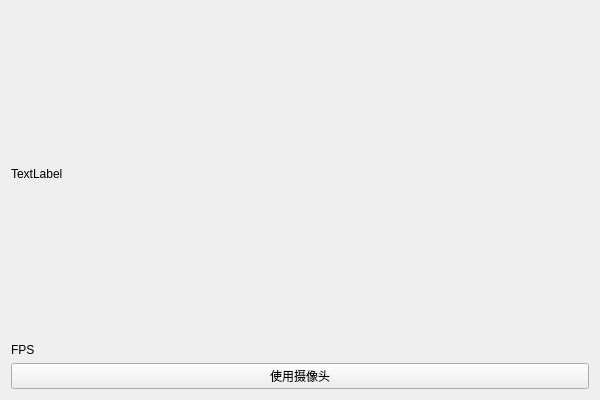
Qt form ObjectDetection/ObjectDetectionGUI.ui (ZzzzzzS/Yolov5OnTensorRTOnWindows) before a commit.
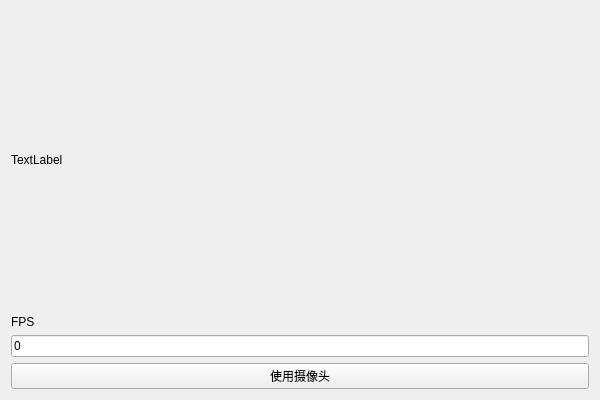
The same form after that commit. Custom widgets are drawn as their Qt base class.

Commit message: add a function to select input video source

```diff
--- a/ObjectDetection/ObjectDetectionGUI.ui
+++ b/ObjectDetection/ObjectDetectionGUI.ui
@@ -36,6 +36,13 @@
        </property>
       </widget>
      </item>
+     <item>
+      <widget class="QLineEdit" name="lineEdit">
+       <property name="text">
+        <string>0</string>
+       </property>
+      </widget>
+     </item>
      <item>
       <widget class="QPushButton" name="pushButton">
        <property name="text">
```
The commit also changes 1 other file.
